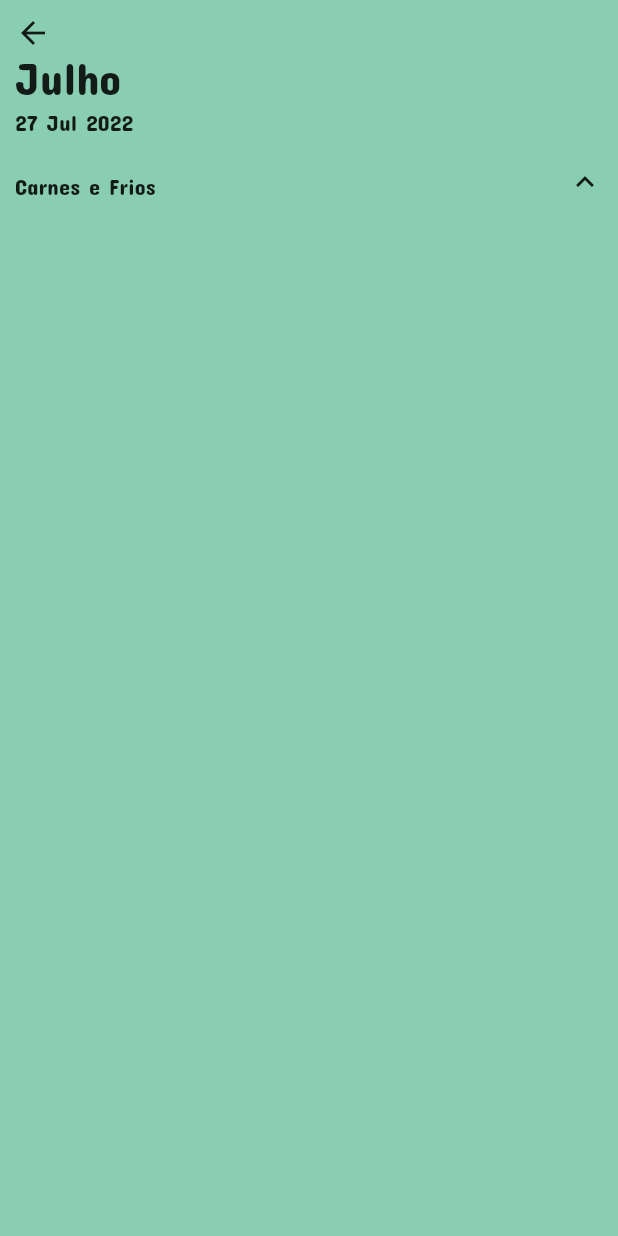
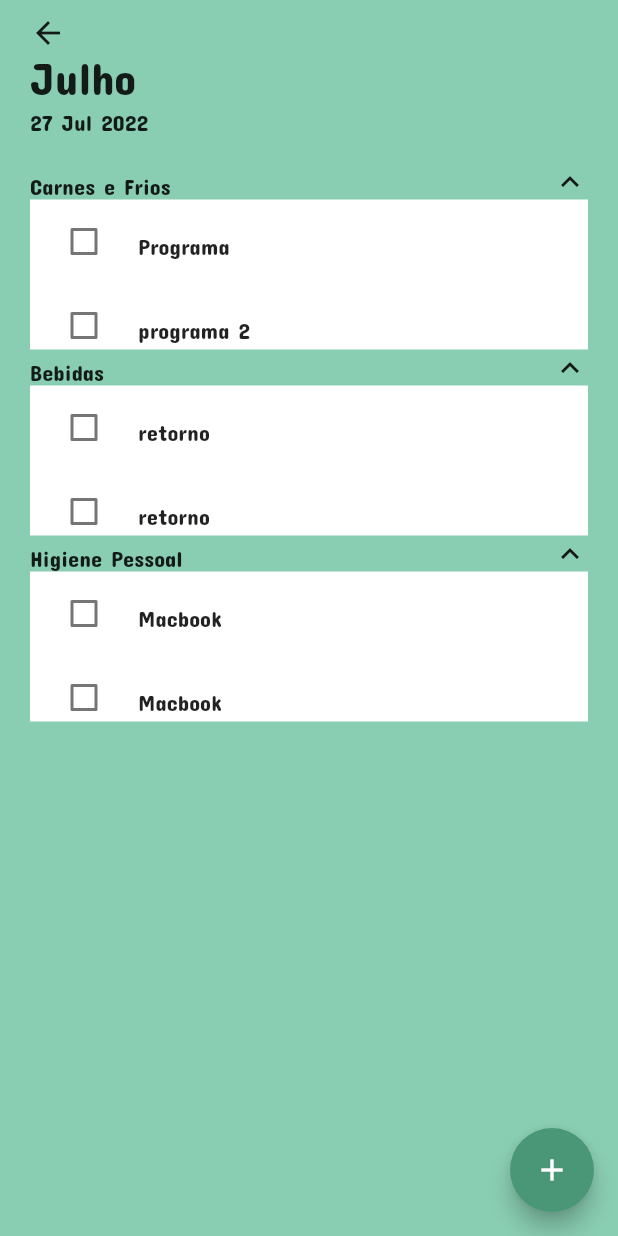
Before and after one commit to Ronnildo/shopList, a Flutter app: the screen it shows after launch, on a phone screen of 412 x 824 dp. Run offline on Flutter 3.47's test engine with Material 2 defaults, Android fonts, the phone set to English and light mode, and no system bars; our stand-ins replace drop_shadow, font_awesome_flutter.

Commit message:
modificações na tela list_screen

```diff
--- a/lib/app/interface/screens/list_screen.dart
+++ b/lib/app/interface/screens/list_screen.dart
@@ -2,6 +2,8 @@ import 'package:flutter/material.dart';
 import 'package:drop_shadow/drop_shadow.dart';
 import 'package:shoplist/app/interface/screens/home_screen.dart';
 import 'package:shoplist/app/interface/screens/main_screen.dart';
+import 'package:shoplist/app/interface/widgets/checkbox_state.dart';
+import 'package:shoplist/app/interface/widgets/popup.dart';
 
 class ListScreen extends StatefulWidget {
   const ListScreen({Key? key}) : super(key: key);
@@ -17,7 +19,7 @@ class _ListScreenState extends State<ListScreen> {
       backgroundColor: const Color(0xFF89CDB2),
       body: SafeArea(
         child: Padding(
-          padding: const EdgeInsets.symmetric(vertical: 10.0, horizontal: 10.0),
+          padding: const EdgeInsets.symmetric(vertical: 10.0, horizontal: 20.0),
           child: Column(
             crossAxisAlignment: CrossAxisAlignment.stretch,
             children: <Widget>[
@@ -44,53 +46,103 @@ class _ListScreenState extends State<ListScreen> {
               const SizedBox(
                 height: 25.0,
               ),
-              Row(
-                mainAxisAlignment: MainAxisAlignment.spaceBetween,
-                children: const <Widget>[
-                  Text(
-                    'Carnes e Frios',
-                    style: TextStyle(fontSize: 15.0),
-                  ),
-                  Icon(Icons.expand_less),
-                ],
+              Partitions(
+                sectionName: 'Carnes e Frios',
+                teste: ListView(
+                  children: [
+                    ChecarCaixa(
+                      title: 'Programa',
+                    ),
+                    ChecarCaixa(title: 'programa 2'),
+                  ],
+                ),
               ),
-              Container(
-
+              Partitions(
+                sectionName: 'Bebidas',
+                teste: ListView.builder(
+                  itemCount: 10,
+                  itemBuilder: (BuildContext context, int index) {
+                    return ChecarCaixa(title: 'retorno');
+                  },
+                ),
+              ),
+              Partitions(
+                sectionName: 'Higiene Pessoal',
+                teste: ListView.builder(
+                    itemCount: 3,
+                    itemBuilder: (BuildContext context, int index) {
+                  return ChecarCaixa(title: 'Macbook');
+                }),
               ),
             ],
           ),
         ),
       ),
+      floatingActionButton: FloatingActionButton(
+        backgroundColor: const Color.fromRGBO(74, 151, 119, 1),
+        child: const Icon(Icons.add),
+        onPressed: () {
+          Navigator.push(context,
+              MaterialPageRoute(builder: (context) => const PopUpInsertList()));
+        },
+      ),
     );
   }
 }
 
-// class ChecarCaixa extends StatefulWidget {
-//   const ChecarCaixa({Key? key, required this.text}) : super(key: key);
-//
-//   final Text text;
-//   final bool checado = false;
-//
-//   @override
-//   State<ChecarCaixa> createState() => _ChecarCaixaState();
-// }
-//
-// class _ChecarCaixaState extends State<ChecarCaixa> {
-//   @override
-//   Widget build(BuildContext context) {
-//     return Container(
-//       child: CheckboxListTile(
-//         title: const Text(
-//           'text',
-//           style: TextStyle(fontSize: 15.0),
-//         ),
-//         controlAffinity: ListTileControlAffinity.leading,
-//         onChanged: (bool? value) {
-//           setState(() {
-//             checado = value!;
-//           });
-//         }, value: null,
-//       ),
-//     );
-//   }
-// }
+class Partitions extends StatelessWidget {
+  const Partitions({Key? key, required this.sectionName, required this.teste})
+      : super(key: key);
+  final String sectionName;
+  final Widget teste;
+
+  @override
+  Widget build(BuildContext context) {
+    return Column(
+      children: [
+        Row(
+          mainAxisAlignment: MainAxisAlignment.spaceBetween,
+          children: <Widget>[
+            Text(
+              sectionName,
+              style: const TextStyle(fontSize: 15.0),
+            ),
+            const Icon(Icons.expand_less),
+          ],
+        ),
+        Container(
+          color: Colors.white,
+          height: 100.0,
+          child: teste,
+        ),
+      ],
+    );
+  }
+}
+
+class ChecarCaixa extends StatefulWidget {
+  ChecarCaixa({Key? key, required this.title, this.checado = false})
+      : super(key: key);
+
+  bool checado;
+  final String title;
+
+  @override
+  State<ChecarCaixa> createState() => _ChecarCaixaState();
+}
+
+class _ChecarCaixaState extends State<ChecarCaixa> {
+  @override
+  Widget build(BuildContext context) {
+    return CheckboxListTile(
+      activeColor: const Color(0xFF89CDB2),
+      controlAffinity: ListTileControlAffinity.leading,
+      title: Text(
+        widget.title,
+        style: const TextStyle(fontSize: 15.0),
+      ),
+      value: widget.checado,
+      onChanged: (value) => setState(() => widget.checado = value!),
+    );
+  }
+}
--- /dev/null
+++ b/lib/app/interface/widgets/checkbox_state.dart
@@ -0,0 +1,9 @@
+class CheckBoxState {
+  final String title;
+  bool checado;
+
+  CheckBoxState({
+    required this.title,
+    this.checado = false,
+  });
+}
```
